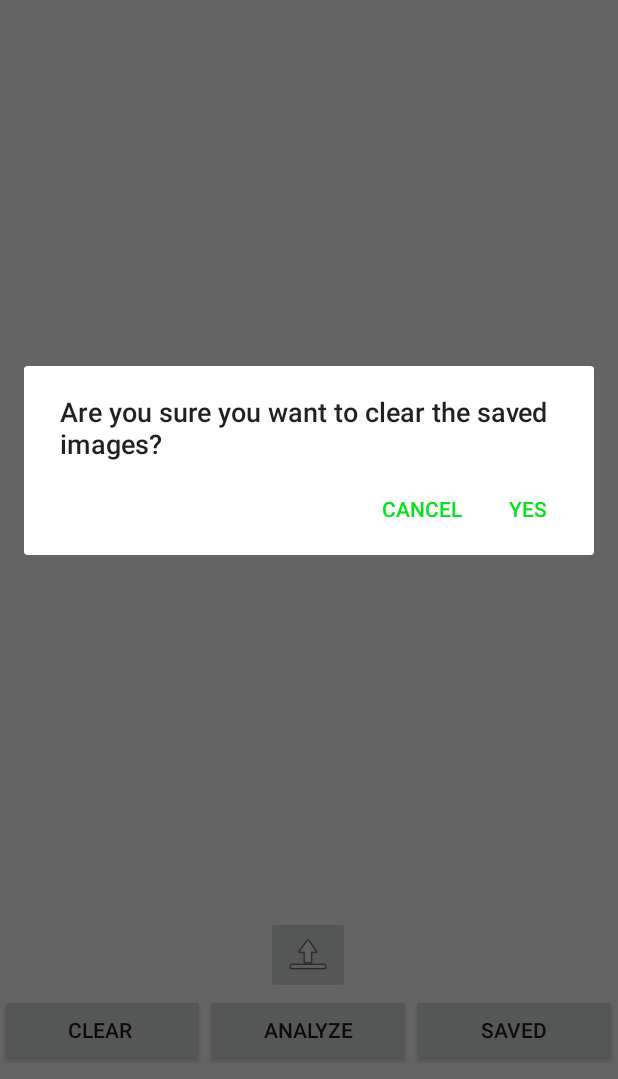
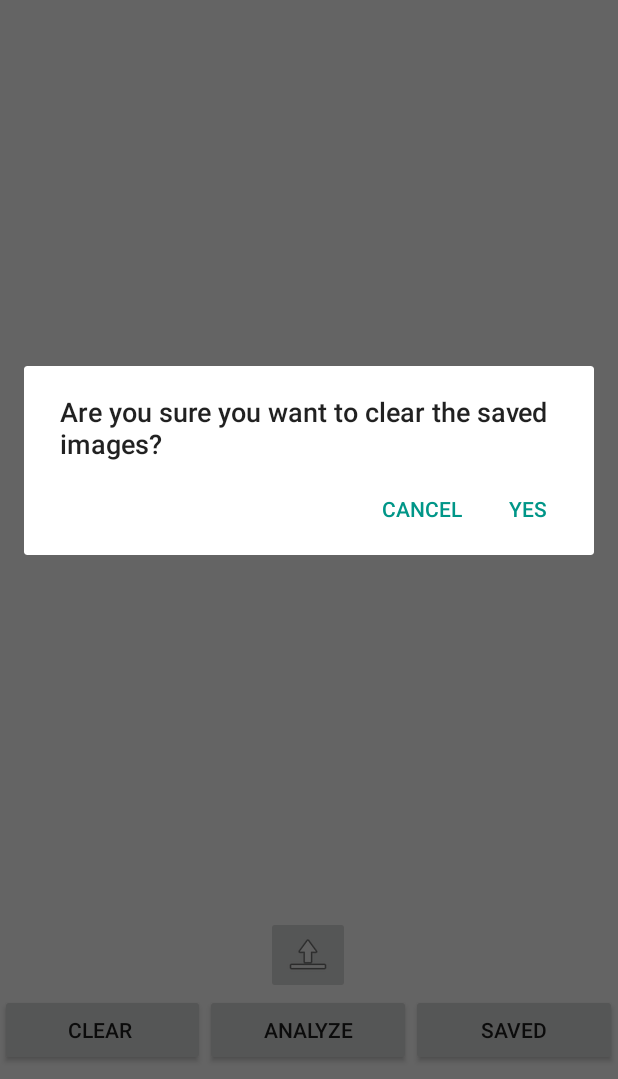
Before and after one commit to R-Brown8/FinalProjectCPSC312, an Android app: the screen it shows after launch (MainActivity), after a tap on "CLEAR", on a phone screen of 412 x 824 dp, the part 157-1236 px from its top. Run offline under Robolectric (Android 15) with nearby library versions, the phone set to English and light mode, and no system bars.

Commit message:
UI cleanup v1

```diff
--- a/app/src/main/res/values/colors.xml
+++ b/app/src/main/res/values/colors.xml
@@ -2,6 +2,6 @@
 <resources>
     <color name="colorPrimary">#0017B1</color>
     <color name="colorPrimaryDark">#001279</color>
-    <color name="colorAccent">#09E01E</color>
+    <color name="colorAccent">#009688</color>
     <color name="backgroundColor">#7A777777</color>
 </resources>
```
